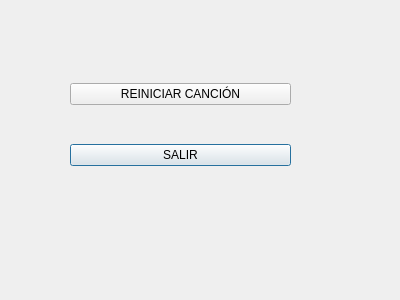
First picture: the form in PausaDialog.ui, repository agc201-ua/EasyMusik, before the edit.
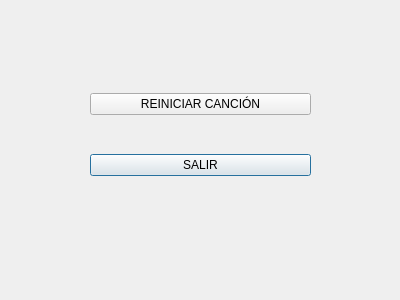
Second picture: the form after the edit.

Commit message: Cambiados colores de las teclas para que no me duelan los ojos

Patch:
```diff
--- a/PausaDialog.ui
+++ b/PausaDialog.ui
@@ -16,8 +16,8 @@
   <widget class="QWidget" name="gridLayoutWidget">
    <property name="geometry">
     <rect>
-     <x>70</x>
-     <y>50</y>
+     <x>90</x>
+     <y>60</y>
      <width>221</width>
      <height>151</height>
     </rect>
```
The commit also changes 2 other files.
